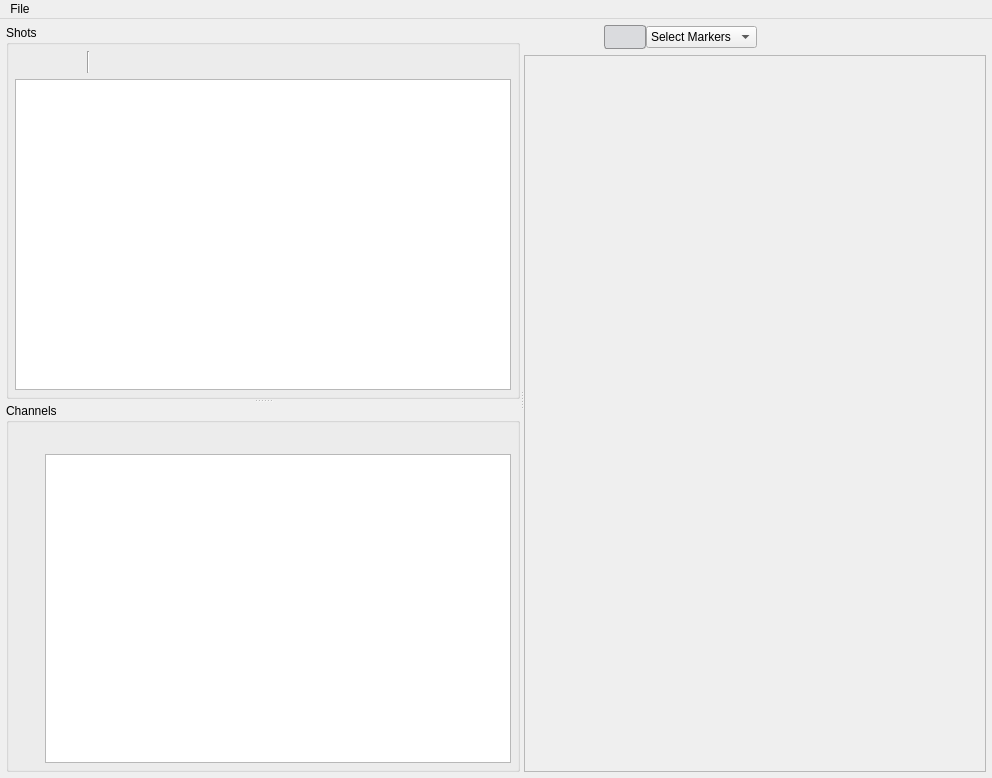
This is main.ui in labscript-suite/runviewer as Qt 5 draws it before an edit. The edited form follows.
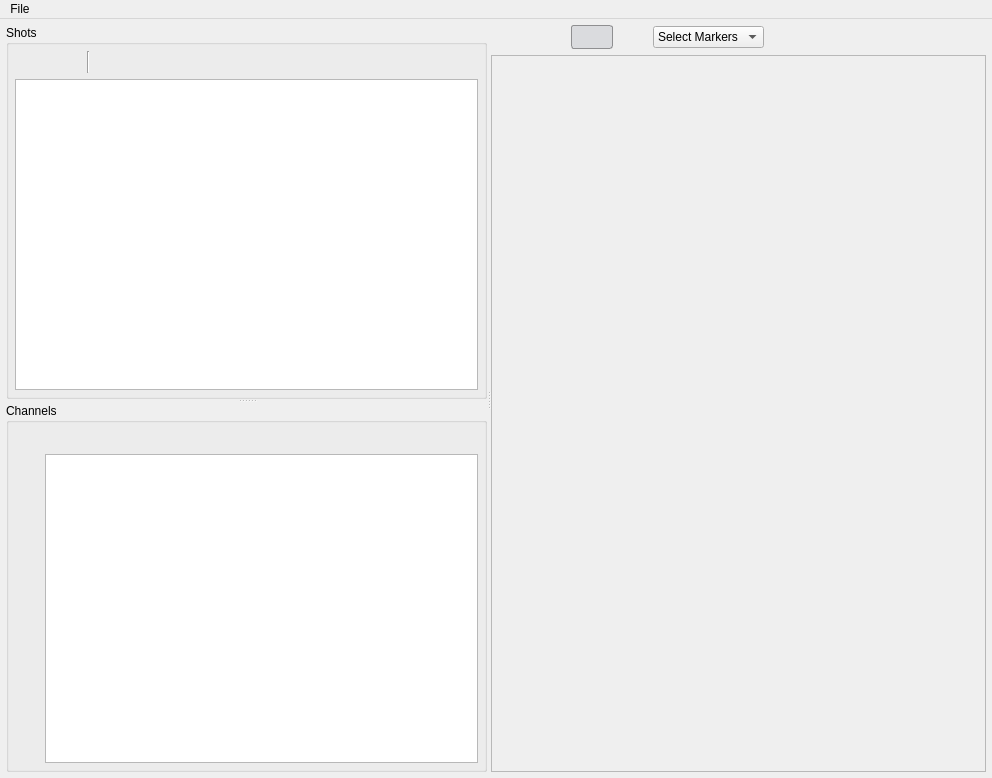
This is the edited form. Icons and pictures are not drawn.

Commit message: Non-linear-Time: Added non linear time feature

Patch:
```diff
--- a/main.ui
+++ b/main.ui
@@ -444,6 +444,16 @@
             </property>
            </widget>
           </item>
+          <item>
+           <widget class="QPushButton" name="non_linear_time">
+            <property name="toolTip">
+             <string>Nonlinear Time</string>
+            </property>
+            <property name="checkable">
+             <bool>true</bool>
+            </property>
+           </widget>
+          </item>
           <item>
            <widget class="QComboBox" name="markers_comboBox">
             <item>
```
The commit also changes 1 other file.
